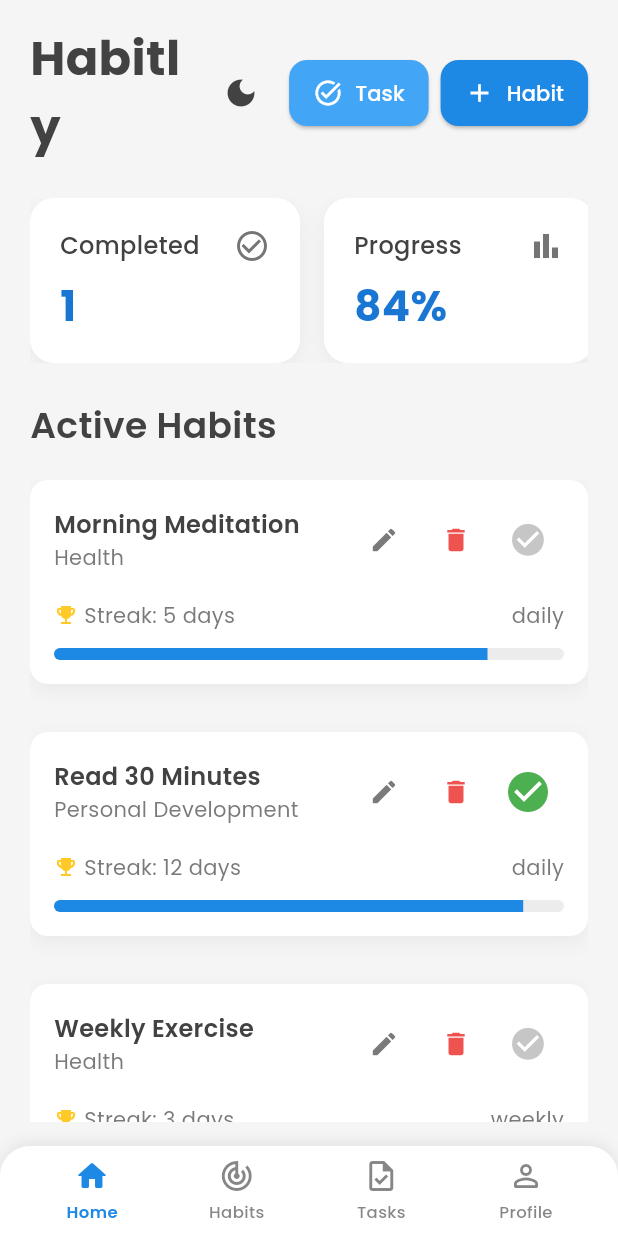
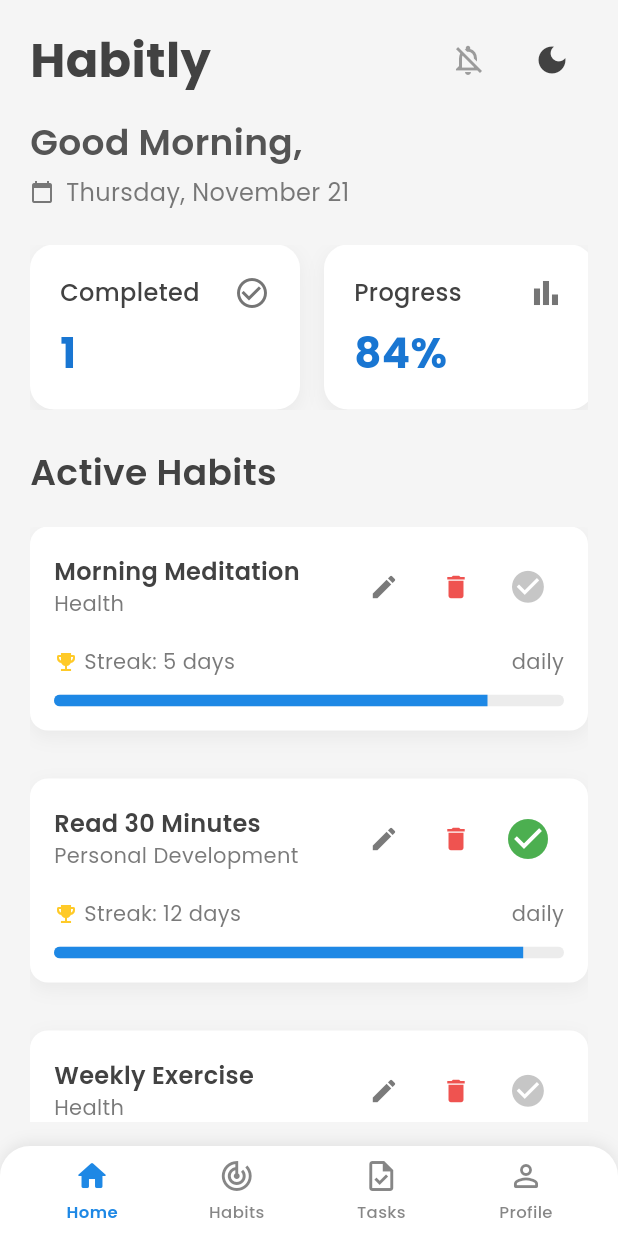
Before and after one commit to callmeartan/habitly, a Flutter app: the screen it shows once a user with an empty profile is signed in, on a phone screen of 412 x 824 dp. Run offline on Flutter 3.47's test engine with Material 3 defaults, Android fonts, the phone set to English and light mode, and no system bars; our stand-ins replace firebase_auth, firebase_core, flutter_local_notifications, google_fonts, image_picker, shared_preferences and 3 more; accounts and stored records are empty.

Commit message:
Added notification toggle. added greetings with user name respect to time. enhanced the header.

```diff
--- a/lib/screens/habit_dashboard.dart
+++ b/lib/screens/habit_dashboard.dart
@@ -15,6 +15,7 @@ import '../widgets/habit_form.dart';
 import '../widgets/habits_list.dart';
 import '../widgets/loading_indicator.dart';
 import '../widgets/task_form.dart';
+
 
 class HabitDashboard extends StatefulWidget {
   const HabitDashboard({Key? key}) : super(key: key);
@@ -535,8 +536,6 @@ class _HabitDashboardState extends State<HabitDashboard> {
             crossAxisAlignment: CrossAxisAlignment.start,
             children: [
               DashboardHeader(
-                onAddHabit: _showAddHabitDialog,
-                onAddTask: _showAddTaskDialog,
               ),
               const SizedBox(height: 24),
               DashboardStats(habits: habits),
--- a/lib/widgets/dashboard_header.dart
+++ b/lib/widgets/dashboard_header.dart
@@ -1,30 +1,109 @@
-// ignore_for_file: deprecated_member_use
-
 import 'package:flutter/material.dart';
 import 'package:google_fonts/google_fonts.dart';
 import 'package:provider/provider.dart';
 import '../providers/theme_provider.dart';
+import 'package:firebase_auth/firebase_auth.dart';
+import 'package:shared_preferences/shared_preferences.dart';
 
-class DashboardHeader extends StatelessWidget {
-  final VoidCallback onAddHabit;
-  final VoidCallback onAddTask;
+class DashboardHeader extends StatefulWidget {
+  const DashboardHeader({Key? key}) : super(key: key);
 
-  const DashboardHeader({
-    Key? key,
-    required this.onAddHabit,
-    required this.onAddTask,
-  }) : super(key: key);
+  @override
+  State<DashboardHeader> createState() => _DashboardHeaderState();
+}
+
+class _DashboardHeaderState extends State<DashboardHeader> with SingleTickerProviderStateMixin {
+  late AnimationController _controller;
+  late Animation<double> _fadeAnimation;
+  late Animation<Offset> _slideAnimation;
+  bool _notificationsEnabled = false;
+
+  @override
+  void initState() {
+    super.initState();
+    _controller = AnimationController(
+      duration: const Duration(milliseconds: 800),
+      vsync: this,
+    );
+
+    _fadeAnimation = CurvedAnimation(
+      parent: _controller,
+      curve: Curves.easeOut,
+    );
+
+    _slideAnimation = Tween<Offset>(
+      begin: const Offset(0, -0.2),
+      end: Offset.zero,
+    ).animate(CurvedAnimation(
+      parent: _controller,
+      curve: Curves.easeOut,
+    ));
+
+    _controller.forward();
+    _loadNotificationPreference();
+  }
+
+  Future<void> _loadNotificationPreference() async {
+    final prefs = await SharedPreferences.getInstance();
+    setState(() {
+      _notificationsEnabled = prefs.getBool('notifications_enabled') ?? false;
+    });
+  }
+
+  Future<void> _toggleNotifications() async {
+    final prefs = await SharedPreferences.getInstance();
+    setState(() {
+      _notificationsEnabled = !_notificationsEnabled;
+    });
+    await prefs.setBool('notifications_enabled', _notificationsEnabled);
+  }
+
+  @override
+  void dispose() {
+    _controller.dispose();
+    super.dispose();
+  }
+
+  String _getGreeting() {
+    final hour = DateTime.now().hour;
+    if (hour < 12) {
+      return 'Good Morning';
+    } else if (hour < 17) {
+      return 'Good Afternoon';
+    } else {
+      return 'Good Evening';
+    }
+  }
+
+  String _getFormattedDate() {
+    final now = DateTime.now();
+    final days = ['Sunday', 'Monday', 'Tuesday', 'Wednesday', 'Thursday', 'Friday', 'Saturday'];
+    final months = [
+      'January', 'February', 'March', 'April', 'May', 'June',
+      'July', 'August', 'September', 'October', 'November', 'December'
+    ];
+    return '${days[now.weekday % 7]}, ${months[now.month - 1]} ${now.day}';
+  }
 
   @override
   Widget build(BuildContext context) {
     final theme = Theme.of(context);
     final colorScheme = theme.colorScheme;
+    final user = FirebaseAuth.instance.currentUser;
+    final userName = user?.displayName?.split(' ').first ?? 'there';
 
-    return Row(
+    return SlideTransition(
+      position: _slideAnimation,
+      child: FadeTransition(
+        opacity: _fadeAnimation,
+        child: Column(
+          crossAxisAlignment: CrossAxisAlignment.start,
+          mainAxisSize: MainAxisSize.min,
+          children: [
+            Row(
               mainAxisAlignment: MainAxisAlignment.spaceBetween,
               children: [
-        Expanded(
-          child: Text(
+                Text(
                   'Habitly',
                   style: GoogleFonts.poppins(
                     fontSize: 32,
@@ -32,7 +111,23 @@ class DashboardHeader extends StatelessWidget {
                     color: colorScheme.onBackground,
                   ),
                 ),
+                Row(
+                  children: [
+                    IconButton(
+                      icon: Icon(
+                        _notificationsEnabled
+                            ? Icons.notifications_active
+                            : Icons.notifications_off_outlined,
+                        color: _notificationsEnabled
+                            ? colorScheme.onBackground
+                            : colorScheme.onBackground.withOpacity(0.5),
                       ),
+                      onPressed: _toggleNotifications,
+                      tooltip: _notificationsEnabled
+                          ? 'Disable notifications'
+                          : 'Enable notifications',
+                    ),
+                    const SizedBox(width: 8),
                     IconButton(
                       icon: Icon(
                         Provider.of<ThemeProvider>(context).isDarkMode
@@ -43,61 +138,42 @@ class DashboardHeader extends StatelessWidget {
                       onPressed: () {
                         Provider.of<ThemeProvider>(context, listen: false).toggleTheme();
                       },
+                      tooltip: 'Toggle theme',
+                    ),
+                  ],
+                ),
+              ],
+            ),
+            const SizedBox(height: 16),
+            Text(
+              '${_getGreeting()}, $userName',
+              style: GoogleFonts.poppins(
+                fontSize: 24,
+                fontWeight: FontWeight.w600,
+                color: colorScheme.onBackground.withOpacity(0.9),
+                height: 1.2,
+              ),
+            ),
+            const SizedBox(height: 8),
+            Row(
+              children: [
+                Icon(
+                  Icons.calendar_today,
+                  size: 16,
+                  color: colorScheme.onBackground.withOpacity(0.7),
                 ),
                 const SizedBox(width: 8),
-        _ActionButton(
-          onPressed: onAddTask,
-          icon: Icons.task_alt,
-          label: 'Task',
-          color: colorScheme.secondary,
+                Text(
+                  _getFormattedDate(),
+                  style: GoogleFonts.poppins(
+                    fontSize: 16,
+                    color: colorScheme.onBackground.withOpacity(0.7),
+                    height: 1.4,
                   ),
-        const SizedBox(width: 8),
-        _ActionButton(
-          onPressed: onAddHabit,
-          icon: Icons.add,
-          label: 'Habit',
-          color: colorScheme.primary,
                 ),
               ],
-    );
-  }
-}
-
-class _ActionButton extends StatelessWidget {
-  final VoidCallback onPressed;
-  final IconData icon;
-  final String label;
-  final Color color;
-
-  const _ActionButton({
-    required this.onPressed,
-    required this.icon,
-    required this.label,
-    required this.color,
-  });
-
-  @override
-  Widget build(BuildContext context) {
-    return ElevatedButton.icon(
-      onPressed: onPressed,
-      icon: Icon(
-        icon,
-        size: 20,
-        color: Colors.white,
             ),
-      label: Text(
-        label,
-        style: GoogleFonts.poppins(
-          fontSize: 14,
-          fontWeight: FontWeight.w500,
-          color: Colors.white,
-        ),
-      ),
-      style: ElevatedButton.styleFrom(
-        backgroundColor: color,
-        padding: const EdgeInsets.symmetric(horizontal: 16, vertical: 12),
-        shape: RoundedRectangleBorder(
-          borderRadius: BorderRadius.circular(12),
+          ],
         ),
       ),
     );
--- a/pubspec.yaml
+++ b/pubspec.yaml
@@ -44,6 +44,9 @@ dependencies:
   cloud_firestore: ^5.5.0
   image_picker: ^1.1.2
   firebase_storage: ^12.3.6
+
+
+  intl: ^0.18.0
 
 
 
```
Also changed, not shown: pubspec.lock. Lines whose indentation alone changed are shown as unchanged.
